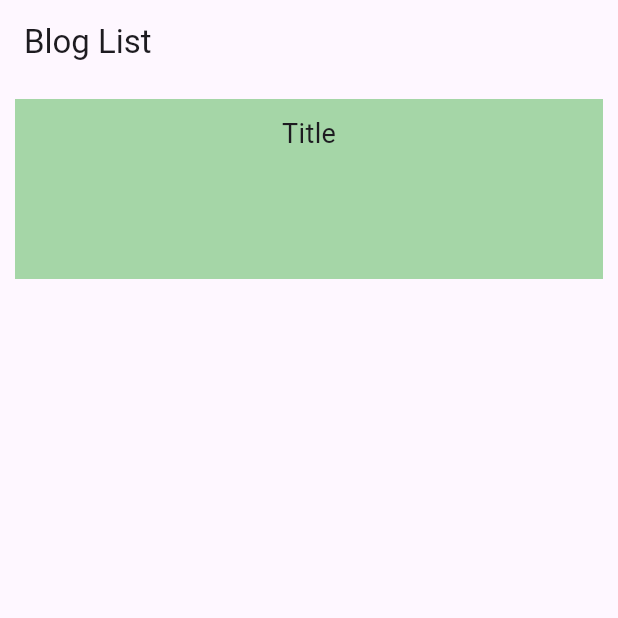
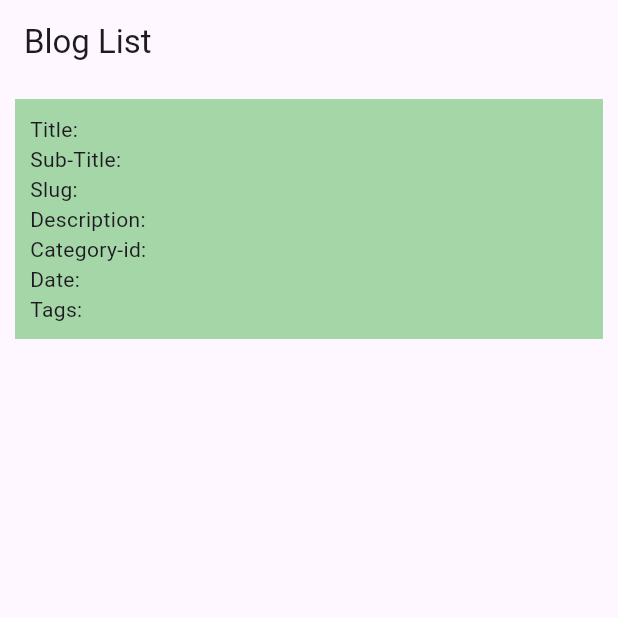
Before and after one commit to majharul-islam181/task_blogApp, a Flutter app: the screen it shows after launch, on a phone screen of 412 x 824 dp, the top half of it. Run offline on Flutter 3.47's test engine with Material 3 defaults, Android fonts, the phone set to English and light mode, and no system bars.

Commit message:
blogList screen updated

```diff
--- a/lib/screens/bloglist_screen.dart
+++ b/lib/screens/bloglist_screen.dart
@@ -18,17 +18,39 @@ class _BlogListScreenState extends State<BlogListScreen> {
         itemCount: 1,
         itemBuilder: (BuildContext context, int index) {
           return Container(
-            height: 120,
-            width: 100,
+            height: 160,
+
             color: Colors.green[200],
             padding: const EdgeInsets.symmetric(vertical: 10, horizontal: 10),
-            margin: EdgeInsets.all(10),
-            child: Column(
+            margin:const  EdgeInsets.all(10),
+            child:const Column(
+             crossAxisAlignment: CrossAxisAlignment.start,
+             mainAxisAlignment: MainAxisAlignment.spaceBetween,
               children: [
+                //title, sub_title, slug, description, category_id, date, tags
                 Text(
-                  'Title',
-                  style: TextStyle(fontSize: 18),
-
+                  'Title:',
+                  style: TextStyle(fontSize: 14),
+                ),
+                Text(
+                  'Sub-Title:',
+                  style: TextStyle(fontSize: 14),
+                ),Text(
+                  'Slug:',
+                  style: TextStyle(fontSize: 14),
+                ),Text(
+                  'Description:',
+                  style: TextStyle(fontSize: 14),
+                ),Text(
+                  'Category-id:',
+                  style: TextStyle(fontSize: 14),
+                ),Text(
+                  'Date:',
+                  style: TextStyle(fontSize: 14),
+                ),
+                Text(
+                  'Tags:',
+                  style: TextStyle(fontSize: 14),
                 ),
               ],
             ),
```
